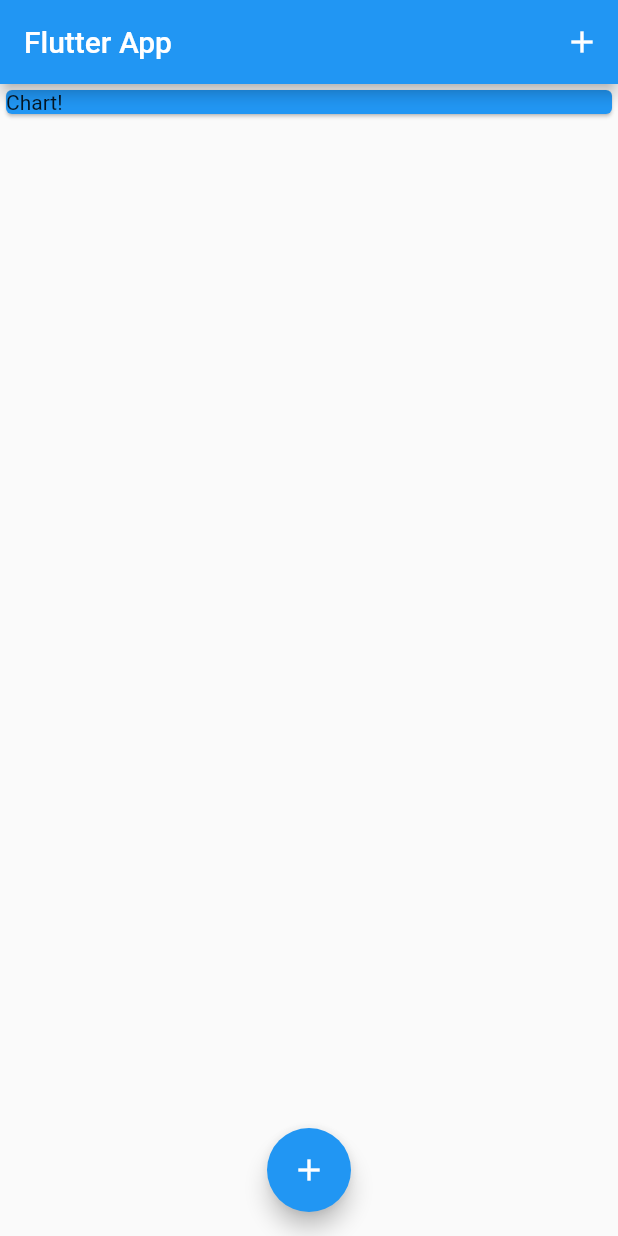
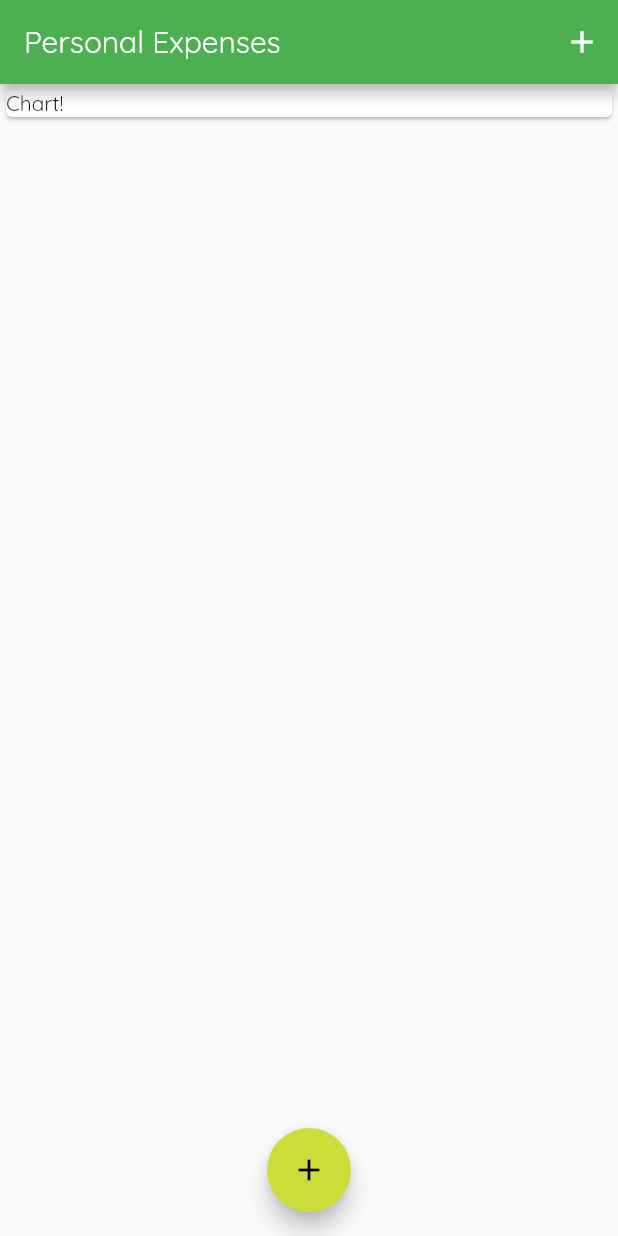
Before and after one commit to wlren/flutter-expenses, a Flutter app: the screen it shows after launch, on a phone screen of 412 x 824 dp. Run offline on Flutter 3.47's test engine with Material 2 defaults, Android fonts, the phone set to English and light mode, and no system bars.

Commit message:
Add fonts and styling

```diff
--- a/lib/main.dart
+++ b/lib/main.dart
@@ -1,4 +1,3 @@
-import 'package:flutter/gestures.dart';
 import 'package:flutter/material.dart';
 
 import './widgets/transaction_list.dart';
@@ -11,7 +10,12 @@ class MyApp extends StatelessWidget {
   @override
   Widget build(BuildContext context) {
     return MaterialApp(
-      title: 'Flutter App',
+      title: 'Personal Expenses',
+      theme: ThemeData(
+        primarySwatch: Colors.green,
+        accentColor: Colors.lime,
+        fontFamily: 'Quicksand',
+      ),
       home: MyHomePage(),
     );
   }
@@ -53,7 +57,7 @@ class _MyHomePageState extends State<MyHomePage> {
   Widget build(BuildContext context) {
     return Scaffold(
       appBar: AppBar(
-        title: Text('Flutter App'),
+        title: Text('Personal Expenses'),
         actions: [
           IconButton(
             icon: Icon(Icons.add),
@@ -71,7 +75,6 @@ class _MyHomePageState extends State<MyHomePage> {
             Container(
               width: double.infinity,
               child: Card(
-                color: Colors.blue,
                 child: Text('Chart!'),
               ),
             ),
--- a/lib/widgets/transaction_list.dart
+++ b/lib/widgets/transaction_list.dart
@@ -25,7 +25,7 @@ class TransactionList extends StatelessWidget {
                   ),
                   decoration: BoxDecoration(
                     border: Border.all(
-                      color: Colors.purple,
+                      color: Theme.of(context).primaryColor,
                       width: 2,
                     ),
                   ),
@@ -34,7 +34,7 @@ class TransactionList extends StatelessWidget {
                     style: TextStyle(
                       fontWeight: FontWeight.bold,
                       fontSize: 20,
-                      color: Colors.purple,
+                      color: Theme.of(context).primaryColor,
                     ),
                   ),
                 ),
```
Also changed, not shown: pubspec.yaml (+12 -6 lines), assets/fonts/OpenSans-Bold.ttf (added), assets/fonts/OpenSans-Regular.ttf (added), assets/fonts/Quicksand-Bold.ttf (added), assets/fonts/Quicksand-Light.ttf (added), assets/fonts/Quicksand-Medium.ttf (added), assets/fonts/Quicksand-Regular.ttf (added).
